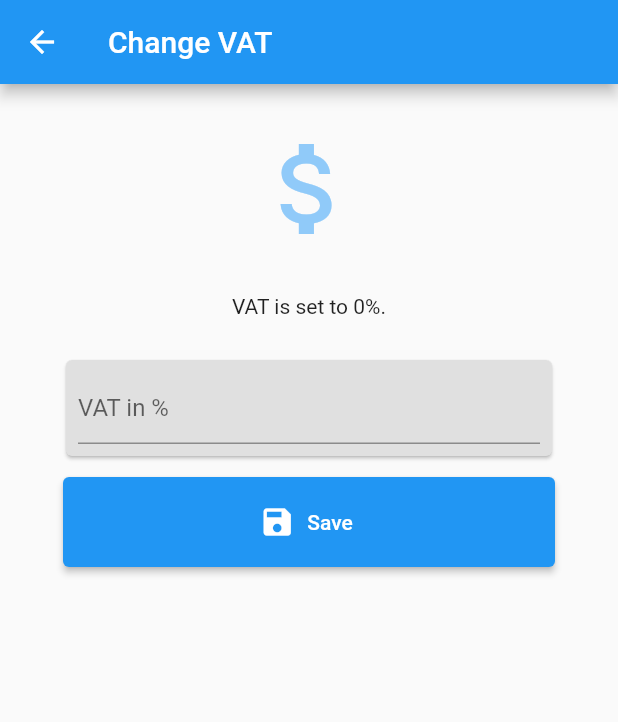
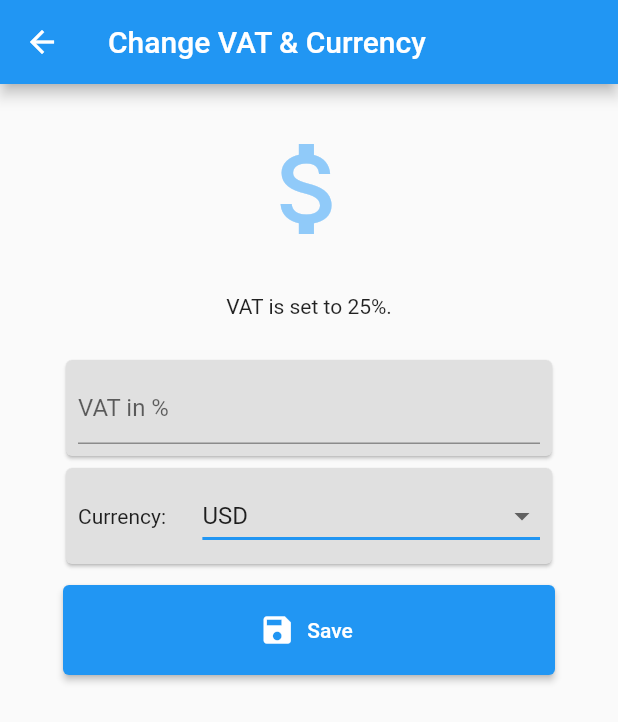
Before and after one commit to jaco2716/ProfitCalculator, a Flutter app: the screen it shows after launch, after a tap on "Set VAT & Currency", on a phone screen of 412 x 824 dp. Shown: the top 722 px of the screen. Run offline on Flutter 3.47's test engine with Material 2 defaults, Android fonts, the phone set to English and light mode, and no system bars; our stand-ins replace file_picker, fl_chart, percent_indicator, share, shared_preferences; missing offline and left inert: flutter_simple_calculator.

Commit message:
change currency and save on local storage, and get on ingredient list page. Still need to get on other pages

```diff
--- a/lib/SharedValueHandler.dart
+++ b/lib/SharedValueHandler.dart
@@ -19,4 +19,22 @@ class SharedValueHandler {
       return false;
     }
   }
+
+  Future<String> getCurrencySharedP() async {
+     SharedPreferences prefs = await SharedPreferences.getInstance();
+    String currency = prefs.getString('CurrencyChosen') ?? 'DKK';
+    return currency;
+  }
+
+  Future<bool> saveCurrencySharedP(String currencyText) async {
+    try {
+      String currency = currencyText;
+      SharedPreferences prefs = await SharedPreferences.getInstance();
+      await prefs.setString('CurrencyChosen', currency);
+      return true;
+    } catch (e) {
+      print('Error saving VAT: $e');
+      return false;
+    }
+  }
 }
--- a/lib/VATChangePage.dart
+++ b/lib/VATChangePage.dart
@@ -1,16 +1,25 @@
 import 'package:flutter/material.dart';
 import 'package:flutter/services.dart';
+import 'package:profit_calculator/SharedValueHandler.dart';
 import 'package:shared_preferences/shared_preferences.dart';
 
-class VATChangePage extends StatelessWidget {
-  final TextEditingController tec = TextEditingController();
-  Future<SharedPreferences> _prefs = SharedPreferences.getInstance();
+class VATChangePage extends StatefulWidget {
+  @override
+  _VATChangePageState createState() => _VATChangePageState();
+}
+
+class _VATChangePageState extends State<VATChangePage> {
+  final TextEditingController vatTec = TextEditingController();
+  String dropdownValue = 'USD';
+
+  // Future<SharedPreferences> _prefs = SharedPreferences.getInstance();
+  SharedValueHandler _sharedValueHandler = SharedValueHandler();
 
   @override
   Widget build(BuildContext context) {
     return Scaffold(
       appBar: AppBar(
-        title: Text('Change VAT'),
+        title: Text('Change VAT & Currency'),
       ),
       body: Container(
         padding: EdgeInsets.symmetric(horizontal: 30),
@@ -30,7 +39,7 @@ class VATChangePage extends StatelessWidget {
             Container(
               height: 40,
               child: FutureBuilder(
-                future: getVATSharedP(),
+                future: _sharedValueHandler.getVATSharedP(),
                 initialData: '...',
                 builder: (BuildContext context, AsyncSnapshot snapshot) {
                   return Text(
@@ -50,7 +59,7 @@ class VATChangePage extends StatelessWidget {
                       // onChanged: (value) {
                       //   tec.text = value;
                       // },
-                      controller: tec,
+                      controller: vatTec,
                       decoration: InputDecoration(hintText: 'VAT in %'),
                       keyboardType: TextInputType.number,
                       inputFormatters: <TextInputFormatter>[
@@ -59,16 +68,65 @@ class VATChangePage extends StatelessWidget {
                     ),
                   )),
             ),
+            Padding(
+              padding: const EdgeInsets.symmetric(horizontal: 10),
+              child: Card(
+                  color: Colors.grey[300],
+                  child: Padding(
+                    padding: const EdgeInsets.all(8.0),
+                    child: Row(
+                      mainAxisAlignment: MainAxisAlignment.spaceBetween,
+                      children: [
+                        Text('Currency:       '),
+                      Expanded(
+                        child: DropdownButton<String>(
+                          isExpanded: true,
+                          value: dropdownValue,
+                          // icon: const Icon(Icons.arrow_downward),
+                          // iconSize: 24,
+                          // elevation: 16,
+                          // style: const TextStyle(color: Colors.grey),
+                          underline: Container(
+                            height: 2,
+                            color: Colors.blue,
+                          ),
+                          onChanged: (String newValue) {
+                            setState(() {
+                              dropdownValue = newValue;
+                            });
+                          },
+                          items: <String>[
+                            'USD',
+                            'DKK',
+                            'GBP',
+                            'EUR',
+                            'JPY',
+                            'CHF',
+                            'CAD',
+                            'AUD'
+                          ].map<DropdownMenuItem<String>>((String value) {
+                            return DropdownMenuItem<String>(
+                              value: value,
+                              child: Text(value),
+                            );
+                          }).toList(),
+                        ),
+                      ),
+                    ]),
+                  )),
+            ),
             drawerListTile(
               tileIcon: Icon(Icons.save),
               tileTitle: "Save",
               myOnPressed: () async {
-                String vattext = tec.text;
-                bool saveSucces = await saveVATSharedP(vattext);
+                String vattext = vatTec.text;
+                String currencytext = dropdownValue;
+                bool saveSucces = await _sharedValueHandler.saveVATSharedP(vattext);
+                saveSucces = await _sharedValueHandler.saveCurrencySharedP(currencytext);
                 if (saveSucces) {
-                  ScaffoldMessenger.of(context).showSnackBar(
-                      SnackBar(content: Text('VAT has been set to $vattext%.')));
-                      Navigator.of(context).pop();
+                  ScaffoldMessenger.of(context).showSnackBar(SnackBar(
+                      content: Text('VAT & Currency has been set to $vattext% & $currencytext.')));
+                  Navigator.of(context).pop();
                 } else {
                   ScaffoldMessenger.of(context).showSnackBar(
                       SnackBar(content: Text('Something went wrong.')));
@@ -81,7 +139,6 @@ class VATChangePage extends StatelessWidget {
     );
   }
 
-//List tile for every page to go to.
   Widget drawerListTile(
       {Icon tileIcon, String tileTitle, void Function() myOnPressed}) {
     return Padding(
@@ -101,21 +158,4 @@ class VATChangePage extends StatelessWidget {
     );
   }
 
-  Future<int> getVATSharedP() async {
-    final SharedPreferences prefs = await _prefs;
-    int vat = (prefs.getInt('VATPercent') ?? 0);
-    return vat;
-  }
-
-  Future<bool> saveVATSharedP(String vattext) async {
-    try {
-      int vat = int.parse(vattext);
-      final SharedPreferences prefs = await _prefs;
-      await prefs.setInt('VATPercent', vat);
-      return true;
-    } catch (e) {
-      print('Error saving VAT: $e');
-      return false;
-    }
-  }
 }
```
Also changed, not shown: lib/IngredientList.dart (+11 -3 lines).
